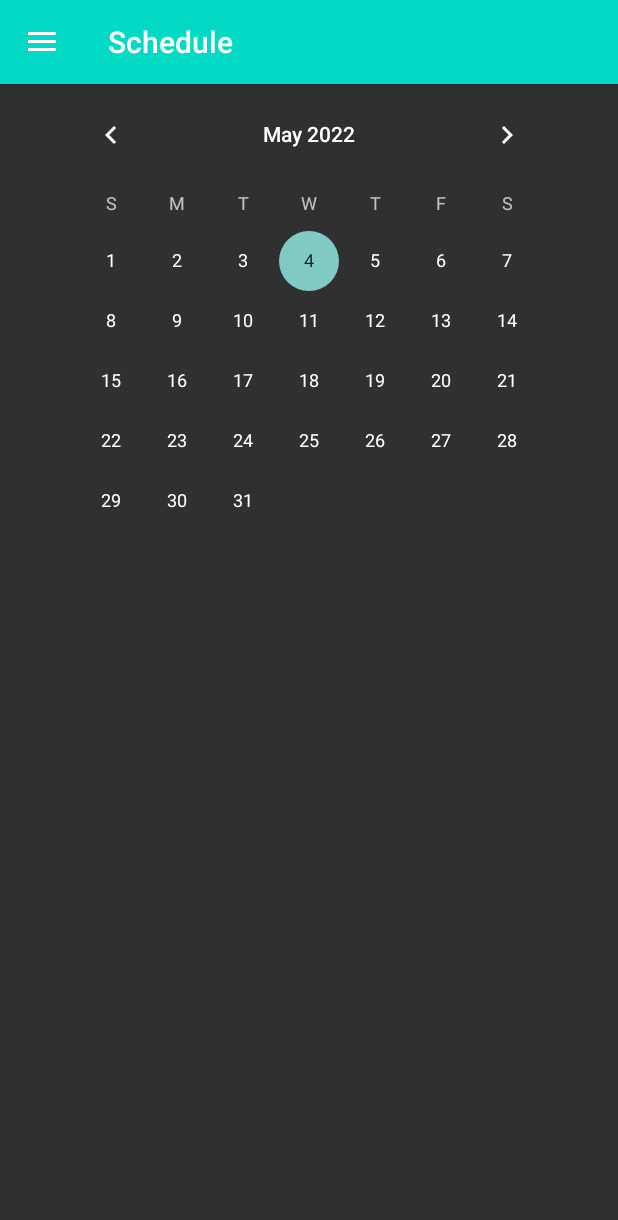
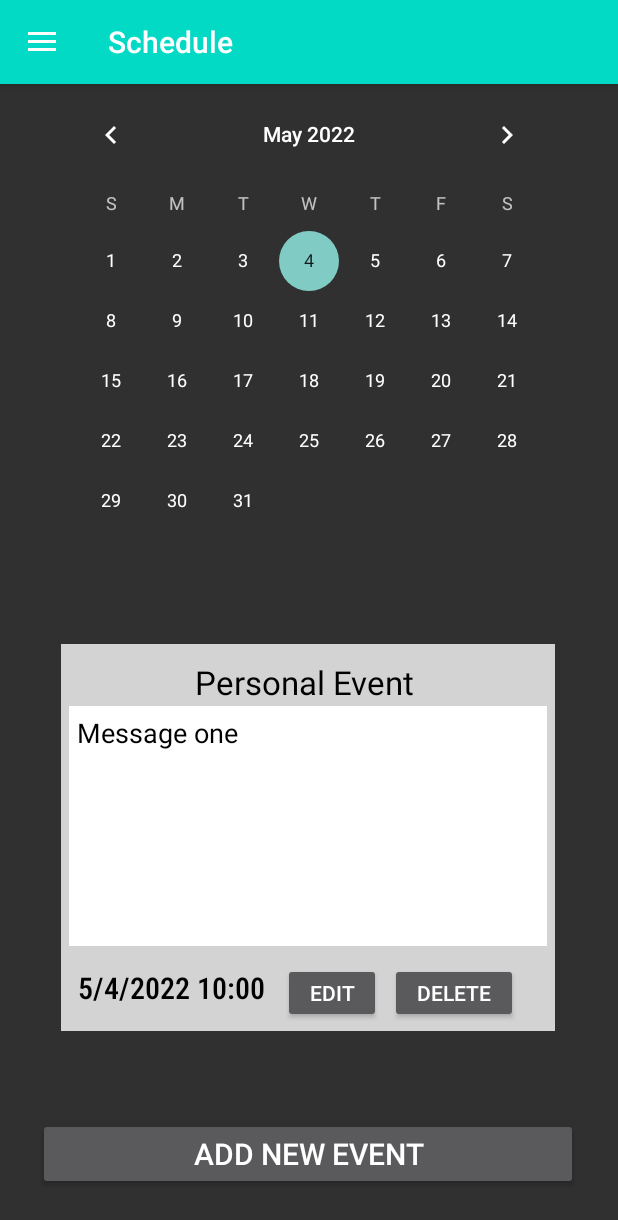
Before and after one commit to Infus3d/StudyBuddies, an Android app: the UserSchedule screen opened directly, with no data from a screen before it, on a phone screen of 412 x 824 dp. Shown: the top 1220 px of the screen. Run offline under Robolectric (Android 15) with nearby library versions, the light colour scheme and no system bars.

Commit message:
added new adapter for recycler view and created the fields for calendar events

```diff
--- a/Frontend/StudyBuddies/app/src/main/java/com/example/studybuddies/UserSchedule.java
+++ b/Frontend/StudyBuddies/app/src/main/java/com/example/studybuddies/UserSchedule.java
@@ -1,6 +1,7 @@
 package com.example.studybuddies;
 
 import androidx.appcompat.app.AppCompatActivity;
+import androidx.recyclerview.widget.LinearLayoutManager;
 import androidx.recyclerview.widget.RecyclerView;
 
 import android.content.Context;
@@ -10,7 +11,11 @@ import android.os.Bundle;
 import android.view.View;
 import android.widget.Button;
 
+import com.example.studybuddies.adapters.CalendarEventRecyclerViewAdapter;
 import com.example.studybuddies.databinding.ActivityUserScheduleBinding;
+import com.example.studybuddies.objects.CalendarEvent;
+
+import java.util.ArrayList;
 
 /**
  * This class represents a User Schedule Page where users can view their personal schedule of activities.
@@ -30,5 +35,19 @@ public class UserSchedule extends DrawerBaseActivity {
         allocateActivityTitle("Schedule");
 
         calendarEventRecView = findViewById(R.id.calendarEventRecyclerView);
+        ArrayList<CalendarEvent> calendarEvents = new ArrayList<>();
+        calendarEvents.add(new CalendarEvent(0, 0, "Message one", "5/4/2022 10:00", "Personal Event"));
+        calendarEvents.add(new CalendarEvent(1, 0, "Message two", "5/4/2022 10:00", "Personal Event"));
+        calendarEvents.add(new CalendarEvent(2, 0, "Message three", "5/4/2022 10:00", "Personal Event"));
+        calendarEvents.add(new CalendarEvent(3, 0, "Message four", "5/4/2022 10:00", "Personal Event"));
+        calendarEvents.add(new CalendarEvent(4, 0, "Lorem ipsum dolor sit amet. Ut magni dolorum est magnam eaque eum possimus Quis ad fugiat dolor ut recusandae animi. Aut saepe reprehenderit eos Quis fugit cum nostrum neque. Est repellat odio in velit delectus sed animi corporis aut temporibus tempore!\n" +
+                "\n" +
+                "Est pariatur quia At itaque tempora et optio debitis est tempora voluptates sed saepe itaque nam consectetur velit. 33 fugit obcaecati et tenetur galisum ut esse suscipit et voluptas recusandae id internos numquam cum odit veniam. Recusandae fugit et dolorem totam et enim placeat est labore quod et ullam voluptatibus. Non velit tenetur qui consequuntur recusandae qui totam rerum et amet galisum aut nostrum autem ut iure amet et placeat nobis.", "5/4/2022 10:00", "Personal Event"));
+
+        CalendarEventRecyclerViewAdapter adapter = new CalendarEventRecyclerViewAdapter();
+        adapter.setCalendarEvents(calendarEvents);
+
+        calendarEventRecView.setAdapter(adapter);
+        calendarEventRecView.setLayoutManager(new LinearLayoutManager(this, LinearLayoutManager.HORIZONTAL, false));
     }
 }
--- a/Frontend/StudyBuddies/app/src/main/java/com/example/studybuddies/adapters/CalendarEventRecyclerViewAdapter.java
+++ b/Frontend/StudyBuddies/app/src/main/java/com/example/studybuddies/adapters/CalendarEventRecyclerViewAdapter.java
@@ -1,5 +1,7 @@
 package com.example.studybuddies.adapters;
 
+import android.text.method.ScrollingMovementMethod;
+import android.view.LayoutInflater;
 import android.view.View;
 import android.view.ViewGroup;
 import android.widget.Button;
@@ -9,10 +11,15 @@ import androidx.annotation.NonNull;
 import androidx.recyclerview.widget.RecyclerView;
 
 import com.example.studybuddies.R;
+import com.example.studybuddies.objects.CalendarEvent;
 
 import org.w3c.dom.Text;
 
+import java.util.ArrayList;
+
 public class CalendarEventRecyclerViewAdapter extends RecyclerView.Adapter<CalendarEventRecyclerViewAdapter.ViewHolder>{
+    private ArrayList<CalendarEvent> calendarEvents = new ArrayList<>();
+
     public CalendarEventRecyclerViewAdapter(){
 
     }
@@ -20,17 +27,27 @@ public class CalendarEventRecyclerViewAdapter extends RecyclerView.Adapter<Calen
     @NonNull
     @Override
     public ViewHolder onCreateViewHolder(@NonNull ViewGroup parent, int viewType) {
-        return null;
+        View view = LayoutInflater.from(parent.getContext()).inflate(R.layout.calendarevent_list_item, parent, false);
+        ViewHolder holder = new ViewHolder(view);
+        return holder;
     }
 
     @Override
     public void onBindViewHolder(@NonNull ViewHolder holder, int position) {
-
+        holder.eventSrc.setText(calendarEvents.get(position).getEventSource());
+        holder.eventDescription.setText(calendarEvents.get(position).getMessage());
+        holder.eventDescription.setMovementMethod(new ScrollingMovementMethod());
+        holder.eventTime.setText(calendarEvents.get(position).getTime());
     }
 
     @Override
     public int getItemCount() {
-        return 0;
+        return calendarEvents.size();
+    }
+
+    public void setCalendarEvents(ArrayList<CalendarEvent> calendarEvents) {
+        this.calendarEvents = calendarEvents;
+        notifyDataSetChanged();
     }
 
     public class ViewHolder extends RecyclerView.ViewHolder{
--- /dev/null
+++ b/Frontend/StudyBuddies/app/src/main/java/com/example/studybuddies/objects/CalendarEvent.java
@@ -0,0 +1,70 @@
+package com.example.studybuddies.objects;
+
+import org.json.JSONException;
+import org.json.JSONObject;
+
+public class CalendarEvent {
+    private String eventSource;
+    private int eventUserId, id;
+    private String message, time;
+
+    public CalendarEvent(int id, int eventUserId, String message, String time, String eventSource) {
+        this.eventSource = eventSource;
+        this.eventUserId = eventUserId;
+        this.id = id;
+        this.message = message;
+        this.time = time;
+    }
+
+    public CalendarEvent(JSONObject jsonObject){
+        try {
+            id = jsonObject.getInt("id");
+            eventUserId = jsonObject.getInt("eventUserId");
+            message = jsonObject.getString("message");
+            time = jsonObject.getString("time");
+            eventSource = "Personal Event";
+        } catch (JSONException e) {
+            e.printStackTrace();
+        }
+    }
+
+    public String getEventSource() {
+        return eventSource;
+    }
+
+    public void setEventSource(String eventSource) {
+        this.eventSource = eventSource;
+    }
+
+    public int getEventUserId() {
+        return eventUserId;
+    }
+
+    public void setEventUserId(int eventUserId) {
+        this.eventUserId = eventUserId;
+    }
+
+    public int getId() {
+        return id;
+    }
+
+    public void setId(int id) {
+        this.id = id;
+    }
+
+    public String getMessage() {
+        return message;
+    }
+
+    public void setMessage(String message) {
+        this.message = message;
+    }
+
+    public String getTime() {
+        return time;
+    }
+
+    public void setTime(String time) {
+        this.time = time;
+    }
+}
--- a/Frontend/StudyBuddies/app/src/main/res/layout/activity_user_schedule.xml
+++ b/Frontend/StudyBuddies/app/src/main/res/layout/activity_user_schedule.xml
@@ -18,10 +18,23 @@
     <androidx.recyclerview.widget.RecyclerView
         android:id="@+id/calendarEventRecyclerView"
         android:layout_width="360dp"
-        android:layout_height="260dp"
-        android:layout_marginTop="116dp"
+        android:layout_height="300dp"
+        android:layout_marginTop="20dp"
         app:layout_constraintEnd_toEndOf="parent"
+        app:layout_constraintHorizontal_bias="0.49"
         app:layout_constraintStart_toStartOf="parent"
         app:layout_constraintTop_toBottomOf="@+id/calendarView" />
 
+    <Button
+        android:id="@+id/addNewEventButton"
+        android:layout_width="360dp"
+        android:layout_height="wrap_content"
+        android:text="Add new event"
+        android:textSize="20sp"
+        app:layout_constraintBottom_toBottomOf="parent"
+        app:layout_constraintEnd_toEndOf="parent"
+        app:layout_constraintHorizontal_bias="0.49"
+        app:layout_constraintStart_toStartOf="parent"
+        app:layout_constraintTop_toBottomOf="@+id/calendarEventRecyclerView" />
+
 </androidx.constraintlayout.widget.ConstraintLayout>
--- a/Frontend/StudyBuddies/app/src/main/res/layout/calendarevent_list_item.xml
+++ b/Frontend/StudyBuddies/app/src/main/res/layout/calendarevent_list_item.xml
@@ -2,21 +2,34 @@
 <androidx.constraintlayout.widget.ConstraintLayout xmlns:android="http://schemas.android.com/apk/res/android"
     xmlns:app="http://schemas.android.com/apk/res-auto"
     xmlns:tools="http://schemas.android.com/tools"
+    android:layout_width="360dp"
+    android:layout_height="wrap_content"
+    android:id="@+id/parentCL"
+    android:padding="15dp">
+
+    <RelativeLayout
         android:layout_width="match_parent"
         android:layout_height="wrap_content"
         android:background="@color/lightGrey"
-    android:id="@+id/parentCL">
-
+        android:padding="5dp"
+        app:layout_constraintBottom_toBottomOf="parent"
+        app:layout_constraintEnd_toEndOf="parent"
+        app:layout_constraintStart_toStartOf="parent"
+        app:layout_constraintTop_toTopOf="parent">
 
         <TextView
             android:id="@+id/eventSrcTextView"
-        android:layout_width="wrap_content"
+            android:layout_width="match_parent"
             android:layout_height="wrap_content"
             android:layout_alignParentStart="true"
+            android:layout_alignParentTop="true"
             android:layout_alignParentEnd="true"
-        android:layout_marginTop="16dp"
+            android:layout_marginStart="5dp"
+            android:layout_marginTop="5dp"
+            android:layout_marginEnd="10dp"
             android:fontFamily="sans-serif"
             android:text="event source"
+            android:textAlignment="center"
             android:textColor="@color/black"
             android:textSize="22sp"
             app:layout_constraintEnd_toEndOf="parent"
@@ -26,13 +39,15 @@
         <TextView
             android:id="@+id/eventDescriptionTextView"
             android:layout_width="match_parent"
-        android:layout_height="150dp"
-        android:layout_marginTop="16dp"
+            android:layout_height="160dp"
+            android:layout_below="@+id/eventSrcTextView"
+            android:layout_marginTop="1dp"
             android:background="@color/white"
+            android:padding="5dp"
+            android:scrollbars="vertical"
             android:text="This is just a placeholder text for an event that helps visualize the look of the views in xml design files."
             android:textColor="@color/black"
             android:textSize="18sp"
-        android:scrollbars="vertical"
             app:layout_constraintTop_toBottomOf="@+id/eventSrcTextView"
             tools:layout_editor_absoluteX="0dp" />
 
@@ -40,7 +55,10 @@
             android:id="@+id/eventTimeTextView"
             android:layout_width="wrap_content"
             android:layout_height="wrap_content"
-        android:layout_marginTop="18dp"
+            android:layout_below="@+id/eventDescriptionTextView"
+            android:layout_alignParentStart="true"
+            android:layout_marginStart="6dp"
+            android:layout_marginTop="14dp"
             android:fontFamily="sans-serif-condensed-medium"
             android:text="5/5/2022 16:30"
             android:textColor="#000000"
@@ -52,23 +70,29 @@
 
         <Button
             android:id="@+id/editButton"
-        android:layout_width="98dp"
+            android:layout_width="65dp"
             android:layout_height="40dp"
-        android:layout_marginStart="56dp"
-        android:layout_marginTop="12dp"
+            android:layout_below="@+id/eventDescriptionTextView"
+            android:layout_marginStart="12dp"
+            android:layout_marginTop="11dp"
+            android:layout_toEndOf="@+id/eventTimeTextView"
             android:text="Edit"
             app:layout_constraintStart_toEndOf="@+id/eventTimeTextView"
             app:layout_constraintTop_toBottomOf="@+id/eventDescriptionTextView" />
 
         <Button
             android:id="@+id/deleteButton"
-        android:layout_width="98dp"
+            android:layout_width="85dp"
             android:layout_height="40dp"
-        android:layout_marginTop="12dp"
+            android:layout_below="@+id/eventDescriptionTextView"
+            android:layout_marginStart="6dp"
+            android:layout_marginTop="11dp"
+            android:layout_toEndOf="@+id/editButton"
             android:text="Delete"
             app:layout_constraintEnd_toEndOf="parent"
             app:layout_constraintHorizontal_bias="0.272"
             app:layout_constraintStart_toEndOf="@+id/editButton"
             app:layout_constraintTop_toBottomOf="@+id/eventDescriptionTextView" />
+    </RelativeLayout>
 
 </androidx.constraintlayout.widget.ConstraintLayout>
```
Lines whose indentation alone changed are shown as unchanged.
